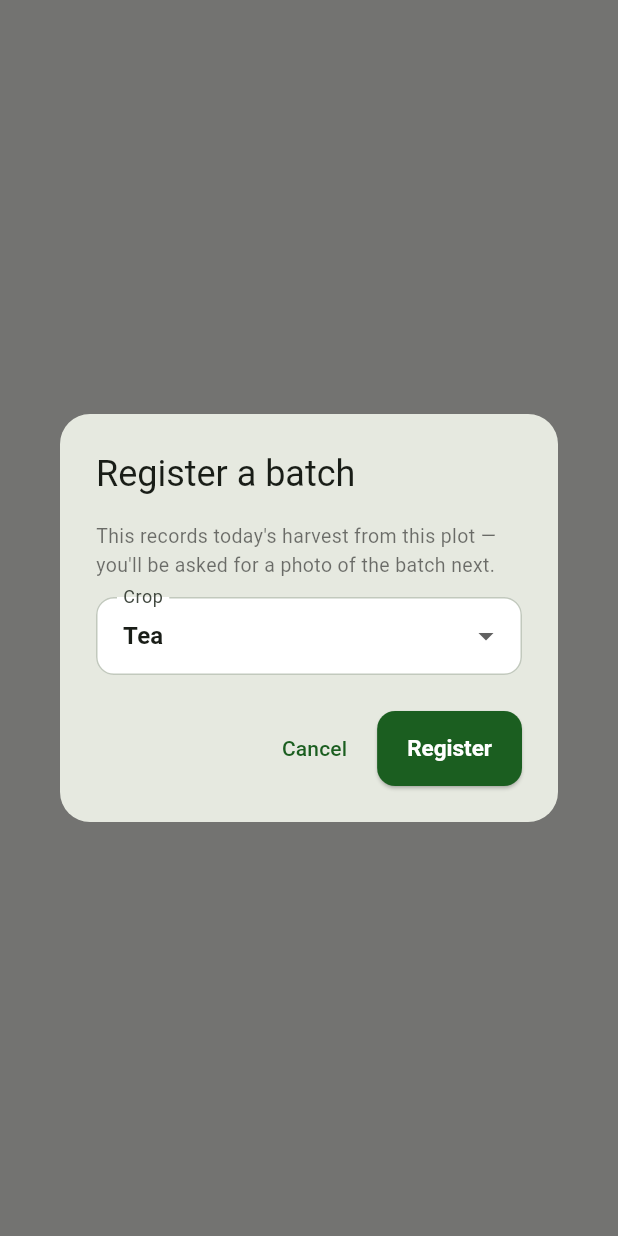
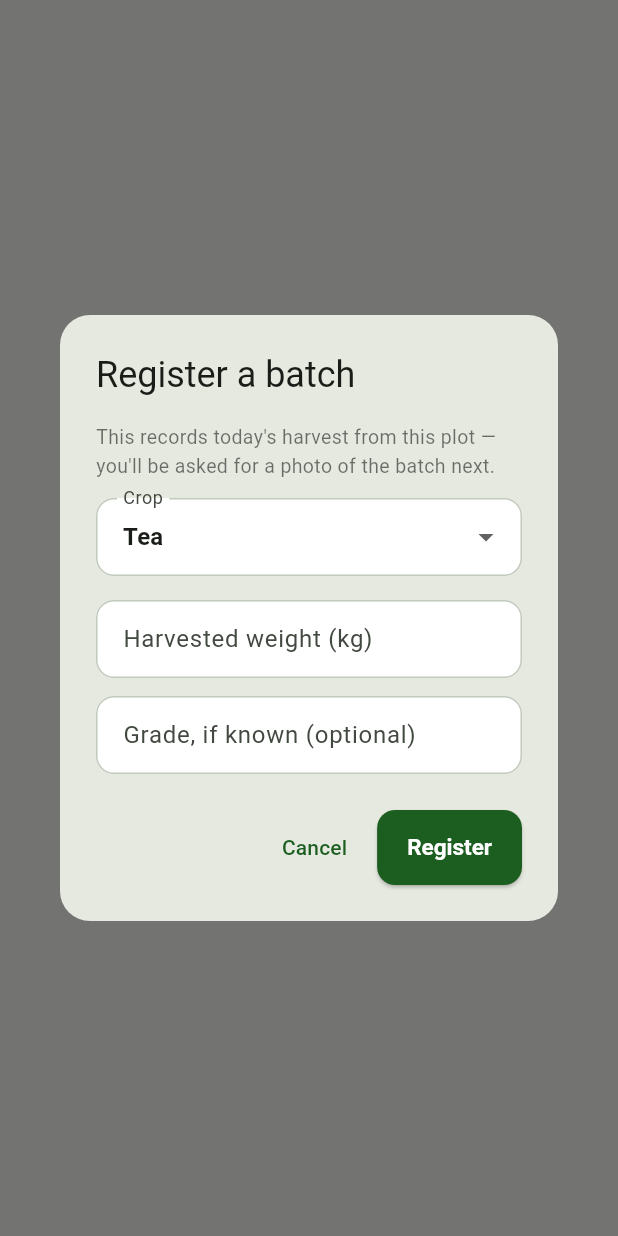
Before and after one commit to SSSARROW/agri, a Flutter app: what registerBatchForPlot() shows on an empty page, opened directly with empty values, on a phone screen of 412 x 824 dp. Run offline on Flutter 3.47's test engine with Material 3 defaults, Android fonts, the phone set to English and light mode, and no system bars; our stand-ins replace connectivity_plus, flutter_map, flutter_secure_storage, geolocator, hive_flutter, image_picker and 3 more; missing offline and left inert: mobile_scanner; accounts and stored records are empty; network calls fail.

Commit message:
Capture weight and grade at batch registration too
Quality standard was already optional there, but weight and grade only
ever got recorded later via a separate Record Stage trip - so a farmer
who registered a batch in one sitting still ended up with a provenance
page showing no weight, no grade, nothing beyond collect. Added both as
fields on the same Register a batch dialog; if filled in they queue
weigh/grade events alongside the existing collect one. Verified live: a
batch registered with weight + grade + a quality standard shows all of
it on the public provenance page, including the standard's own tier
evaluation.

```diff
--- a/mobile/lib/core/plot_actions.dart
+++ b/mobile/lib/core/plot_actions.dart
@@ -1,6 +1,7 @@
 import 'dart:io';
 
 import 'package:flutter/material.dart';
+import 'package:flutter/services.dart';
 
 import '../models/plot.dart';
 import '../models/protocol.dart';
@@ -601,6 +602,8 @@ Future<void> registerBatchForPlot(
   VoidCallback? onDone,
 }) async {
   String crop = 'Tea';
+  final weightController = TextEditingController();
+  final gradeController = TextEditingController();
 
   // Public endpoint, best-effort — a farmer can still register a batch with
   // no quality standard attached if this fails or nothing's seeded.
@@ -663,6 +666,25 @@ Future<void> registerBatchForPlot(
                           );
                     });
                   },
+                ),
+                const SizedBox(height: 16),
+                TextField(
+                  controller: weightController,
+                  keyboardType: TextInputType.number,
+                  inputFormatters: [
+                    FilteringTextInputFormatter.allow(RegExp(r'[0-9.]')),
+                  ],
+                  decoration: const InputDecoration(
+                    labelText: 'Harvested weight (kg)',
+                  ),
+                ),
+                const SizedBox(height: 12),
+                TextField(
+                  controller: gradeController,
+                  decoration: const InputDecoration(
+                    labelText: 'Grade, if known (optional)',
+                    hintText: 'e.g. BOPF',
+                  ),
                 ),
                 if (protocols.isNotEmpty) ...[
                   const SizedBox(height: 16),
@@ -806,13 +828,33 @@ Future<void> registerBatchForPlot(
   // Registering the batch *is* the harvest — a farmer can take and sell
   // their own batches without a collector in the middle, so this records
   // the collect event directly instead of leaving the batch stuck at
-  // "registered" until someone later scans its own QR to advance it.
+  // "registered" until someone later scans its own QR to advance it. Weight
+  // and grade ride along the same way when the farmer entered them here,
+  // rather than needing a separate Record Stage trip for each one.
   await EventQueue.add(
     eventType: 'collect',
     payload: const {},
     userId: AuthService.instance.userId,
     batchId: batch.id,
   );
+  final weightKg = num.tryParse(weightController.text.trim());
+  if (weightKg != null) {
+    await EventQueue.add(
+      eventType: 'weigh',
+      payload: {'weight_kg': weightKg},
+      userId: AuthService.instance.userId,
+      batchId: batch.id,
+    );
+  }
+  final grade = gradeController.text.trim();
+  if (grade.isNotEmpty) {
+    await EventQueue.add(
+      eventType: 'grade',
+      payload: {'grade': grade},
+      userId: AuthService.instance.userId,
+      batchId: batch.id,
+    );
+  }
   SyncService.instance.syncNow();
 
   onDone?.call();
```
